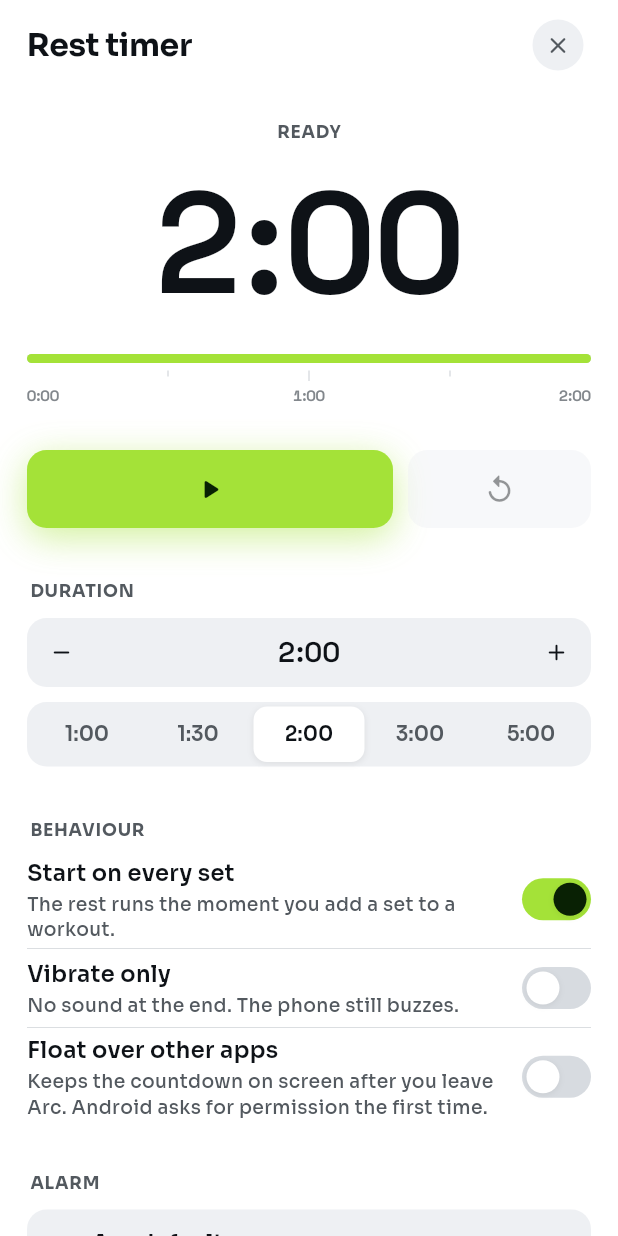
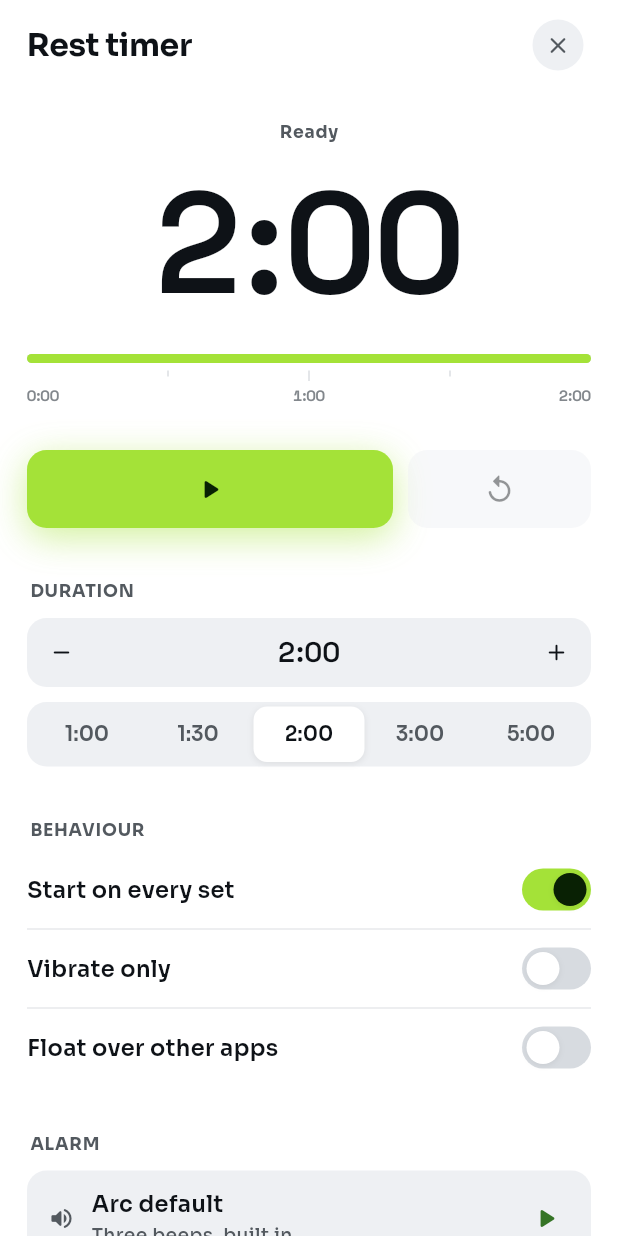
Before and after one commit to sudhu01/Arc, a Flutter app: the TimerScreen screen opened directly, on a phone screen of 412 x 824 dp. Run offline on Flutter 3.47's test engine with Material 3 defaults, Android fonts, the phone set to English and light mode, and no system bars; our stand-ins replace audioplayers, flutter_local_notifications, flutter_secure_storage, image_picker, permission_handler, qr_flutter and 5 more; missing offline and left inert: bip39, cryptography, file_selector, flutter_overlay_window, mobile_scanner, workmanager; accounts and stored records are empty; statements that could not run were skipped.

Commit message:
timer sound fixed to work in the background + group label removal

```diff
--- a/lib/sheets/day_detail_sheet.dart
+++ b/lib/sheets/day_detail_sheet.dart
@@ -157,11 +157,7 @@ class DayDetailSheet extends StatelessWidget {
 
     final group = ArcData.sessionGroup(ses, exById);
     final muscles = ArcData.sessionMuscles(ses, exById);
-    // The group is spelled out only when the title stops carrying it — a
-    // workout called "Chest & Arms" would otherwise state its group in the dot
-    // alone, which is exactly what red/green vision can't read.
     final meta = [
-      if (ses.name != null) group,
       if (totalSets > 0) '$totalSets ${totalSets == 1 ? 'set' : 'sets'}',
       if (cardioSecs > 0) '${(cardioSecs / 60).round()} min',
     ].join(' · ');
--- a/lib/timer/timer_bar.dart
+++ b/lib/timer/timer_bar.dart
@@ -58,7 +58,7 @@ class _BarBody extends StatelessWidget {
     final paused = timer.isPaused;
     final urgent = over || timer.isFinalStretch;
 
-    final label = over ? 'REST OVER' : (paused ? 'PAUSED' : 'REST');
+    final label = over ? 'Rest over' : (paused ? 'Paused' : 'Rest');
     final count = formatRest(timer.remaining);
 
     return Semantics(
--- a/lib/timer/timer_notification.dart
+++ b/lib/timer/timer_notification.dart
@@ -11,8 +11,9 @@
 //                  Arc's process to reclaim memory — the case a purely
 //                  in-process timer silently loses.
 //
-// Only one of these and the in-process alarm is ever armed; TimerController
-// swaps between them on lifecycle, so a rest ends with one sound, not two.
+// The alarm is armed as soon as a rest starts and stays with Android until it
+// fires or the rest is paused, reset, or changed. It is the sole completion
+// alarm, so backgrounding at the deadline cannot leave a Dart-only sound lost.
 
 import 'dart:convert';
 import 'dart:ui' show Color;
--- a/lib/timer/timer_overlay.dart
+++ b/lib/timer/timer_overlay.dart
@@ -348,7 +348,7 @@ class _FloatingRestBarState extends State<_FloatingRestBar> {
                       // inside Arc, which is the point of this window.
                       const SizedBox(width: 18),
                       Text(
-                        over ? 'REST OVER' : (s.paused ? 'PAUSED' : 'REST'),
+                        over ? 'Rest over' : (s.paused ? 'Paused' : 'Rest'),
                         style: TextStyle(
                           fontFamily: 'Sora',
                           fontSize: 11.5,
--- a/lib/timer/timer_screen.dart
+++ b/lib/timer/timer_screen.dart
@@ -164,7 +164,7 @@ class _Face extends StatelessWidget {
           children: [
             const SizedBox(height: 18),
             Text(
-              state.toUpperCase(),
+              state,
               style: AppText.ui(
                 size: 11.5,
                 weight: FontWeight.w700,
@@ -524,14 +524,12 @@ class _Behaviour extends StatelessWidget {
       children: [
         ArcSwitchRow(
           label: 'Start on every set',
-          sub: 'The rest runs the moment you add a set to a workout.',
           value: timer.settings.autoStart,
           onChanged: timer.setAutoStart,
         ),
         const _Rule(),
         ArcSwitchRow(
           label: 'Vibrate only',
-          sub: 'No sound at the end. The phone still buzzes.',
           value: timer.settings.silent,
           onChanged: timer.setSilent,
         ),
@@ -554,8 +552,6 @@ class _FloatingRow extends StatelessWidget {
 
     return ArcSwitchRow(
       label: 'Float over other apps',
-      sub: 'Keeps the countdown on screen after you leave Arc. '
-          'Android asks for permission the first time.',
       value: timer.settings.floating,
       onChanged: (value) async {
         final granted = await timer.setFloating(value);
```
Also changed, not shown: lib/timer/timer_alarm.dart (+3 -4 lines), lib/timer/timer_controller.dart (+36 -12 lines), 1 other file.
